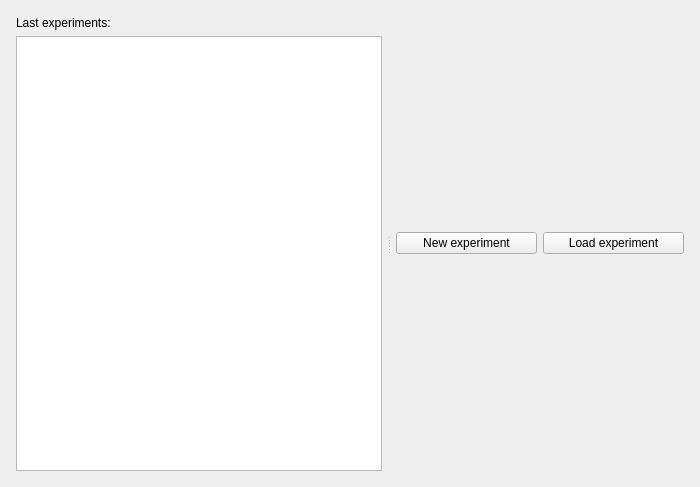
Old version of the form ui/templates/home.ui in the repository mdocekal/ClassMark.
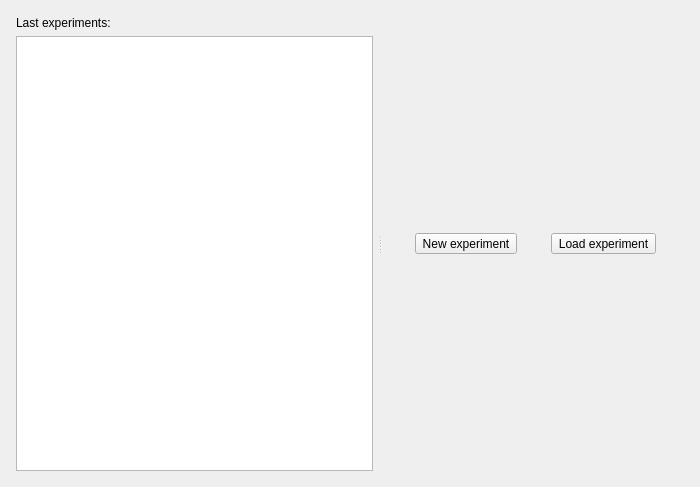
New version of the form. Icons and pictures are not drawn.

What changed in the file:
```diff
--- a/ui/templates/home.ui
+++ b/ui/templates/home.ui
@@ -78,20 +78,46 @@
           <number>5</number>
          </property>
          <item row="0" column="0">
-          <widget class="QPushButton" name="pushButton">
-           <property name="locale">
-            <locale language="English" country="UnitedStates"/>
+          <widget class="QToolButton" name="toolNewExperiment">
+           <property name="autoFillBackground">
+            <bool>false</bool>
            </property>
            <property name="text">
             <string>New experiment</string>
            </property>
+           <property name="icon">
+            <iconset>
+             <normaloff>../icons/document-new.svg</normaloff>../icons/document-new.svg</iconset>
+           </property>
+           <property name="iconSize">
+            <size>
+             <width>64</width>
+             <height>64</height>
+            </size>
+           </property>
+           <property name="toolButtonStyle">
+            <enum>Qt::ToolButtonTextUnderIcon</enum>
+           </property>
           </widget>
          </item>
          <item row="0" column="1">
-          <widget class="QPushButton" name="pushButton_2">
+          <widget class="QToolButton" name="toolLoadExperiment">
            <property name="text">
             <string>Load experiment</string>
            </property>
+           <property name="icon">
+            <iconset>
+             <normaloff>../icons/document-open.svg</normaloff>../icons/document-open.svg</iconset>
+           </property>
+           <property name="iconSize">
+            <size>
+             <width>64</width>
+             <height>64</height>
+            </size>
+           </property>
+           <property name="toolButtonStyle">
+            <enum>Qt::ToolButtonTextUnderIcon</enum>
+           </property>
           </widget>
          </item>
         </layout>
```
